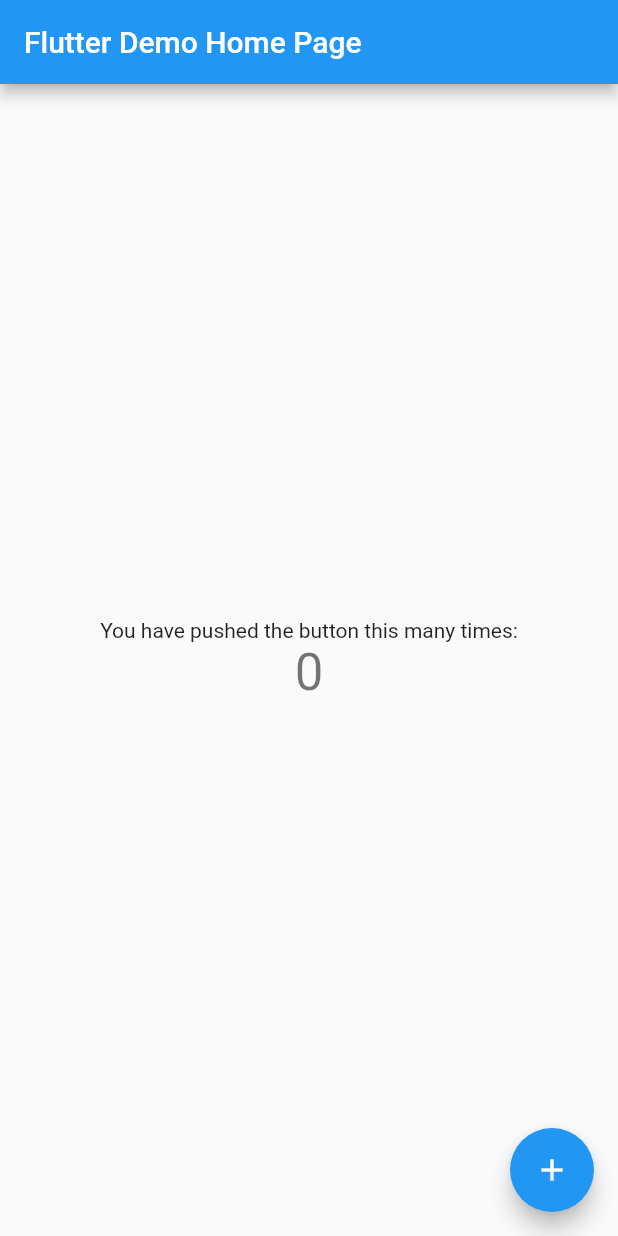
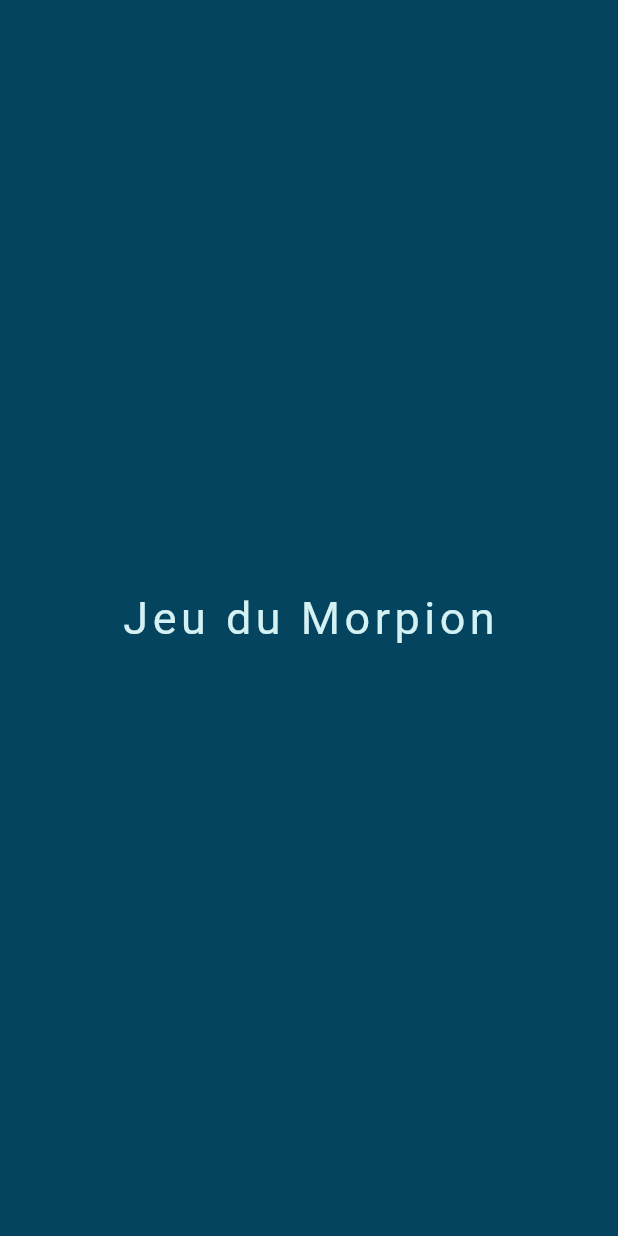
Before and after one commit to Meerwaan/tictactoe_flutter, a Flutter app: the screen it shows after launch, on a phone screen of 412 x 824 dp. Run offline on Flutter 3.47's test engine with Material 2 defaults, Android fonts, the phone set to English and light mode, and no system bars; our stand-ins replace google_fonts; Roboto replaces fonts that are missing (Coiny).

Commit message:
Structurations du projet

```diff
--- /dev/null
+++ b/lib/Constants/colors.dart
@@ -0,0 +1,10 @@
+import 'dart:io';
+
+import 'package:flutter/material.dart';
+
+class MainColor {
+  static Color bgColor = Color(0xFF05445E);
+  static Color fontColor = Color(0xFFD4F1F4);
+  static Color accenColor = Color(0xFF75E6DA);
+
+}
--- a/lib/main.dart
+++ b/lib/main.dart
@@ -1,4 +1,5 @@
 import 'package:flutter/material.dart';
+import 'package:tictactoe_flutter/screens/game.dart';
 
 void main() {
   runApp(const MyApp());
@@ -7,109 +8,13 @@
 class MyApp extends StatelessWidget {
   const MyApp({super.key});
 
-  // This widget is the root of your application.
   @override
   Widget build(BuildContext context) {
     return MaterialApp(
-      title: 'Flutter Demo',
-      theme: ThemeData(
-        // This is the theme of your application.
-        //
-        // Try running your application with "flutter run". You'll see the
-        // application has a blue toolbar. Then, without quitting the app, try
-        // changing the primarySwatch below to Colors.green and then invoke
-        // "hot reload" (press "r" in the console where you ran "flutter run",
-        // or simply save your changes to "hot reload" in a Flutter IDE).
-        // Notice that the counter didn't reset back to zero; the application
-        // is not restarted.
-        primarySwatch: Colors.blue,
-      ),
-      home: const MyHomePage(title: 'Flutter Demo Home Page'),
+      debugShowCheckedModeBanner: false,
+      home: GameScreen(),
     );
   }
+
+
 }
-
-class MyHomePage extends StatefulWidget {
-  const MyHomePage({super.key, required this.title});
-
-  // This widget is the home page of your application. It is stateful, meaning
-  // that it has a State object (defined below) that contains fields that affect
-  // how it looks.
-
-  // This class is the configuration for the state. It holds the values (in this
-  // case the title) provided by the parent (in this case the App widget) and
-  // used by the build method of the State. Fields in a Widget subclass are
-  // always marked "final".
-
-  final String title;
-
-  @override
-  State<MyHomePage> createState() => _MyHomePageState();
-}
-
-class _MyHomePageState extends State<MyHomePage> {
-  int _counter = 0;
-
-  void _incrementCounter() {
-    setState(() {
-      // This call to setState tells the Flutter framework that something has
-      // changed in this State, which causes it to rerun the build method below
-      // so that the display can reflect the updated values. If we changed
-      // _counter without calling setState(), then the build method would not be
-      // called again, and so nothing would appear to happen.
-      _counter++;
-    });
-  }
-
-  @override
-  Widget build(BuildContext context) {
-    // This method is rerun every time setState is called, for instance as done
-    // by the _incrementCounter method above.
-    //
-    // The Flutter framework has been optimized to make rerunning build methods
-    // fast, so that you can just rebuild anything that needs updating rather
-    // than having to individually change instances of widgets.
-    return Scaffold(
-      appBar: AppBar(
-        // Here we take the value from the MyHomePage object that was created by
-        // the App.build method, and use it to set our appbar title.
-        title: Text(widget.title),
-      ),
-      body: Center(
-        // Center is a layout widget. It takes a single child and positions it
-        // in the middle of the parent.
-        child: Column(
-          // Column is also a layout widget. It takes a list of children and
-          // arranges them vertically. By default, it sizes itself to fit its
-          // children horizontally, and tries to be as tall as its parent.
-          //
-          // Invoke "debug painting" (press "p" in the console, choose the
-          // "Toggle Debug Paint" action from the Flutter Inspector in Android
-          // Studio, or the "Toggle Debug Paint" command in Visual Studio Code)
-          // to see the wireframe for each widget.
-          //
-          // Column has various properties to control how it sizes itself and
-          // how it positions its children. Here we use mainAxisAlignment to
-          // center the children vertically; the main axis here is the vertical
-          // axis because Columns are vertical (the cross axis would be
-          // horizontal).
-          mainAxisAlignment: MainAxisAlignment.center,
-          children: <Widget>[
-            const Text(
-              'You have pushed the button this many times:',
-            ),
-            Text(
-              '$_counter',
-              style: Theme.of(context).textTheme.headline4,
-            ),
-          ],
-        ),
-      ),
-      floatingActionButton: FloatingActionButton(
-        onPressed: _incrementCounter,
-        tooltip: 'Increment',
-        child: const Icon(Icons.add),
-      ), // This trailing comma makes auto-formatting nicer for build methods.
-    );
-  }
-}
--- /dev/null
+++ b/lib/screens/game.dart
@@ -0,0 +1,31 @@
+import 'package:flutter/material.dart';
+import 'package:google_fonts/google_fonts.dart';
+import '../Constants/colors.dart';
+
+class GameScreen extends StatefulWidget {
+  const GameScreen({super.key});
+
+  @override
+  State<GameScreen> createState() => _GameScreenState();
+}
+
+class _GameScreenState extends State<GameScreen> {
+  static var customFontWhite = GoogleFonts.coiny(
+      textStyle: TextStyle(
+    color: MainColor.fontColor,
+    letterSpacing: 3,
+    fontSize: 30,
+  ));
+
+  @override
+  Widget build(BuildContext context) {
+    return Scaffold(
+      backgroundColor: MainColor.bgColor,
+      body: Center(
+          child: Text(
+        'Jeu du Morpion',
+        style: customFontWhite,
+      )),
+    );
+  }
+}
--- a/pubspec.yaml
+++ b/pubspec.yaml
@@ -31,6 +31,7 @@
 dependencies:
   flutter:
     sdk: flutter
+  google_fonts: ^3.0.1
 
 
   # The following adds the Cupertino Icons font to your application.
```
Also changed, not shown: pubspec.lock, 10 other files.
